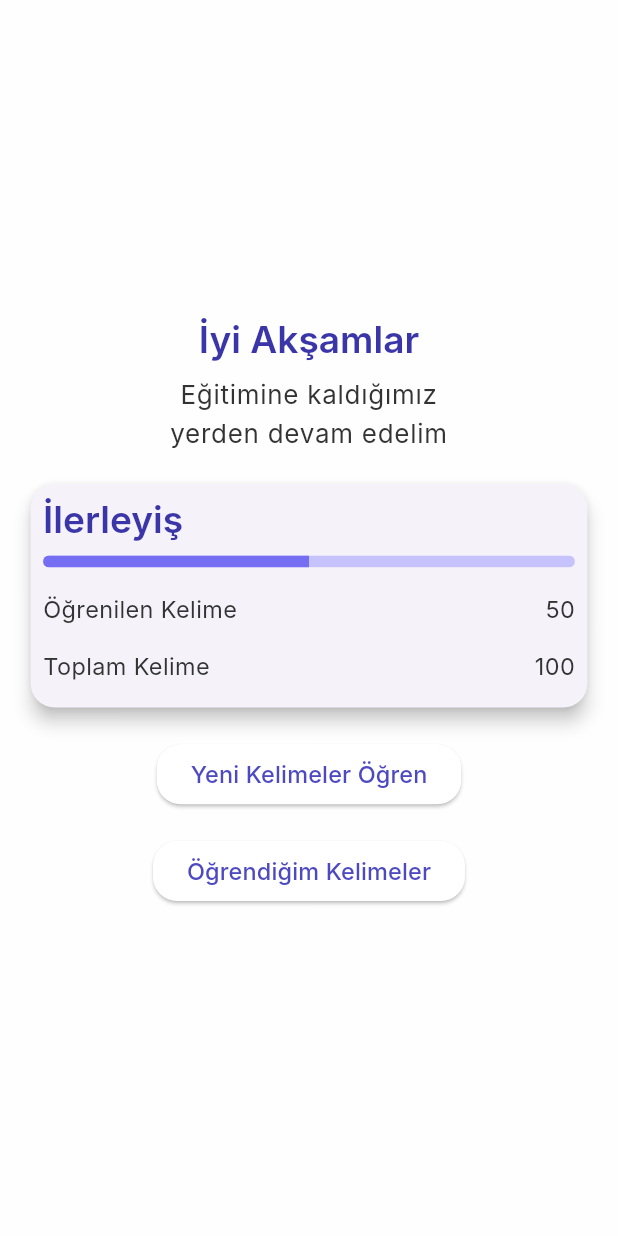
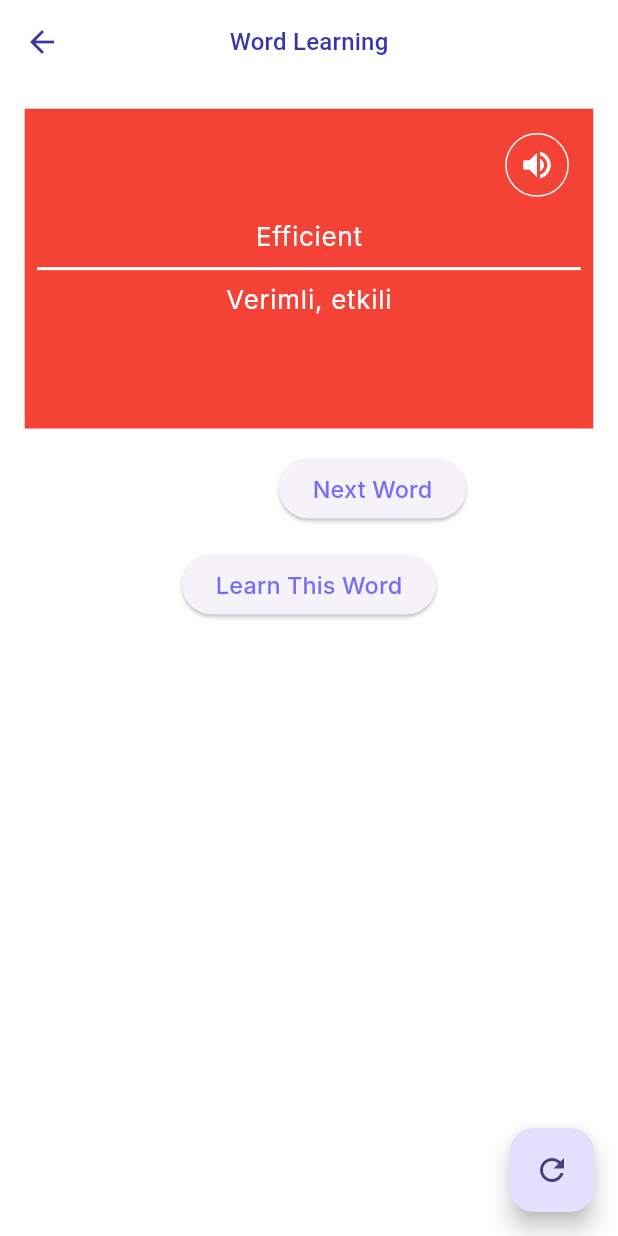
Before and after one commit to mhmetglrq/yds_words, a Flutter app: the screen it shows after launch, after a tap on "Yeni Kelimeler Öğren", on a phone screen of 412 x 824 dp. Run offline on Flutter 3.47's test engine with Material 3 defaults, Android fonts, the phone set to English and light mode, and no system bars; our stand-ins replace dio, equatable, flutter_bloc, flutter_svg, flutter_tts, get_it and 3 more; accounts and stored records are empty; Roboto replaces fonts that are missing (Inter).

Commit message:
Add word learning view to router

```diff
--- a/lib/config/router/app_router.dart
+++ b/lib/config/router/app_router.dart
@@ -1,5 +1,6 @@
 import 'package:flutter/material.dart';
 import '../../features/ydsWords/presentation/views/home.dart';
+import '../../features/ydsWords/presentation/views/word_learning_view.dart';
 import 'route_names.dart';
 
 /// A convenient router class to handle named routes with various custom animations.
@@ -15,6 +16,12 @@ class AppRouter {
         return fadeRoute(
           settings: settings,
           view: Home(),
+        );
+
+      case RouteNames.wordLearningView:
+        return slideRoute(
+          settings: settings,
+          view: WordLearningView(),
         );
 
       // If no matching route is found, return an error page.
--- a/lib/config/router/route_names.dart
+++ b/lib/config/router/route_names.dart
@@ -1,4 +1,5 @@
 class RouteNames {
   static const String home = 'home';
   static const String onboard = 'onboard';
+  static const String wordLearningView = 'wordLearningView';
 }
--- /dev/null
+++ b/lib/core/injections/word_learning_injection.dart
@@ -0,0 +1,53 @@
+import 'package:get_it/get_it.dart';
+import 'package:yds_words/features/ydsWords/domain/usecases/wordLearning/delete_all_learned_words_usecase.dart';
+import 'package:yds_words/features/ydsWords/domain/usecases/wordLearning/delete_learned_word_usecase.dart';
+import 'package:yds_words/features/ydsWords/domain/usecases/wordLearning/get_learned_words_usecase.dart';
+import 'package:yds_words/features/ydsWords/domain/usecases/wordLearning/get_words_usecase.dart';
+import 'package:yds_words/features/ydsWords/domain/usecases/wordLearning/learn_word_usecase.dart';
+
+import '../../features/ydsWords/data/repositories/word_learning_repository_impl.dart';
+import '../../features/ydsWords/domain/repositories/word_learning_repository.dart';
+import '../../features/ydsWords/domain/usecases/wordLearning/speak_word_usecase.dart';
+import '../../features/ydsWords/presentation/blocs/wordLearning/word_learning_bloc.dart';
+
+final sl = GetIt.instance;
+
+class WordLearningInjection {
+  static void init() {
+    // Repositories
+    sl.registerLazySingleton<WordLearningRepository>(
+        () => WordLearningRepositoryImpl(sl(), sl()));
+
+    // Usecases
+    sl.registerLazySingleton<DeleteAllLearnedWordsUsecase>(
+        () => DeleteAllLearnedWordsUsecase(sl()));
+    sl.registerLazySingleton<DeleteLearnedWordUsecase>(
+        () => DeleteLearnedWordUsecase(sl()));
+    sl.registerLazySingleton<GetLearnedWordsUsecase>(
+        () => GetLearnedWordsUsecase(sl()));
+    sl.registerLazySingleton<GetWordsUseCase>(() => GetWordsUseCase(sl()));
+    sl.registerLazySingleton<LearnWordUsecase>(() => LearnWordUsecase(sl()));
+    sl.registerLazySingleton<SpeakWordUsecase>(() => SpeakWordUsecase(sl()));
+
+    // Bloc
+    sl.registerFactory<WordLearningBloc>(() => WordLearningBloc(
+          deleteAllLearnedWordsUsecase: sl(),
+          deleteLearnedWordUsecase: sl(),
+          getLearnedWordsUsecase: sl(),
+          getWordsUseCase: sl(),
+          learnWordUsecase: sl(),
+          speakWordUsecase: sl(),
+        ));
+  }
+
+  static void dispose() {
+    sl.unregister<WordLearningBloc>();
+    sl.unregister<DeleteAllLearnedWordsUsecase>();
+    sl.unregister<DeleteLearnedWordUsecase>();
+    sl.unregister<GetLearnedWordsUsecase>();
+    sl.unregister<GetWordsUseCase>();
+    sl.unregister<LearnWordUsecase>();
+    sl.unregister<SpeakWordUsecase>();
+    sl.unregister<WordLearningRepository>();
+  }
+}
--- a/lib/features/ydsWords/presentation/views/home.dart
+++ b/lib/features/ydsWords/presentation/views/home.dart
@@ -2,6 +2,7 @@ import 'package:flutter/material.dart';
 import 'package:yds_words/config/extensions/context_extension.dart';
 import 'package:yds_words/config/items/colors/app_colors.dart';
 
+import '../../../../config/router/route_names.dart';
 import '../widgets/progress_card.dart';
 
 class Home extends StatelessWidget {
@@ -34,7 +35,9 @@ class Home extends StatelessWidget {
               Padding(
                 padding: context.paddingVerticalLow,
                 child: ElevatedButton(
-                  onPressed: () {},
+                  onPressed: () {
+                    Navigator.pushNamed(context, RouteNames.wordLearningView);
+                  },
                   style: ElevatedButton.styleFrom(
                     backgroundColor: AppColors.kWhiteColor,
                     shape: RoundedRectangleBorder(
--- /dev/null
+++ b/lib/features/ydsWords/presentation/views/word_learning_view.dart
@@ -0,0 +1,156 @@
+import 'package:flutter/material.dart';
+import 'package:flutter_bloc/flutter_bloc.dart';
+import 'package:yds_words/config/extensions/context_extension.dart';
+import '../blocs/wordLearning/word_learning_bloc.dart';
+
+class WordLearningView extends StatelessWidget {
+  const WordLearningView({super.key});
+
+  @override
+  Widget build(BuildContext context) {
+    return Scaffold(
+      appBar: AppBar(
+        title: const Text("Word Learning"),
+      ),
+      body: Padding(
+        padding: context.paddingDefault,
+        child: BlocBuilder<WordLearningBloc, WordLearningState>(
+          builder: (context, state) {
+            if (state is WordLearningLoading) {
+              return const Center(child: CircularProgressIndicator());
+            } else if (state is WordLearningLoaded) {
+              final currentWord = state.words[state.currentWordIndex];
+              return Column(
+                children: [
+                  AspectRatio(
+                    aspectRatio: 16 / 9,
+                    child: Container(
+                      color: Colors.red,
+                      child: Padding(
+                        padding: context.paddingLow,
+                        child: Stack(
+                          children: [
+                            Align(
+                              alignment: Alignment.topRight,
+                              child: IconButton(
+                                icon: Container(
+                                  decoration: BoxDecoration(
+                                    shape: BoxShape.circle,
+                                    color: Colors.transparent,
+                                    border: Border.all(color: Colors.white),
+                                  ),
+                                  padding: context.paddingLow,
+                                  child: const Icon(
+                                    Icons.volume_up,
+                                    color: Colors.white,
+                                  ),
+                                ),
+                                onPressed: () {
+                                  context
+                                      .read<WordLearningBloc>()
+                                      .add(SpeakWord(currentWord));
+                                },
+                              ),
+                            ),
+                            Column(
+                              mainAxisAlignment: MainAxisAlignment.center,
+                              children: [
+                                Text(
+                                  currentWord.word,
+                                  style: context.textTheme.bodyLarge?.copyWith(
+                                    color: Colors.white,
+                                  ),
+                                ),
+                                const Divider(
+                                  color: Colors.white,
+                                  thickness: 2,
+                                ),
+                                Text(
+                                  currentWord.translation,
+                                  style: context.textTheme.bodyLarge?.copyWith(
+                                    color: Colors.white,
+                                  ),
+                                ),
+                              ],
+                            ),
+                          ],
+                        ),
+                      ),
+                    ),
+                  ),
+                  const SizedBox(height: 16),
+                  Row(
+                    mainAxisAlignment: MainAxisAlignment.spaceEvenly,
+                    children: [
+                      if (state.currentWordIndex > 0)
+                        ElevatedButton(
+                          onPressed: () {
+                            context
+                                .read<WordLearningBloc>()
+                                .add(PreviousWord());
+                          },
+                          child: const Text("Previous Word"),
+                        )
+                      else
+                        const SizedBox(),
+                      ElevatedButton(
+                        onPressed:
+                            state.currentWordIndex < state.words.length - 1
+                                ? () {
+                                    context
+                                        .read<WordLearningBloc>()
+                                        .add(NextWord());
+                                  }
+                                : null, // Son kelimedeyse devre dışı bırak
+                        child: const Text("Next Word"),
+                      ),
+                    ],
+                  ),
+                  const SizedBox(height: 16),
+                  ElevatedButton(
+                    onPressed: () {
+                      context
+                          .read<WordLearningBloc>()
+                          .add(LearnWord(currentWord));
+                    },
+                    child: const Text("Learn This Word"),
+                  ),
+                ],
+              );
+            } else if (state is WordLearningSpeaking) {
+              return Column(
+                mainAxisAlignment: MainAxisAlignment.center,
+                children: [
+                  AspectRatio(
+                    aspectRatio: 16 / 9,
+                    child: Container(
+                      color: Colors.red,
+                      child: Center(
+                        child: Text(
+                          "Speaking: ${state.spokenWord.word}",
+                          style: context.textTheme.bodyLarge
+                              ?.copyWith(color: Colors.white),
+                        ),
+                      ),
+                    ),
+                  ),
+                  const SizedBox(height: 16),
+                  const CircularProgressIndicator(),
+                ],
+              );
+            } else if (state is WordLearningError) {
+              return Center(child: Text("Error: ${state.message}"));
+            }
+            return const Center(child: Text("No words loaded yet"));
+          },
+        ),
+      ),
+      floatingActionButton: FloatingActionButton(
+        onPressed: () {
+          context.read<WordLearningBloc>().add(LoadWords());
+        },
+        child: const Icon(Icons.refresh),
+      ),
+    );
+  }
+}
```
